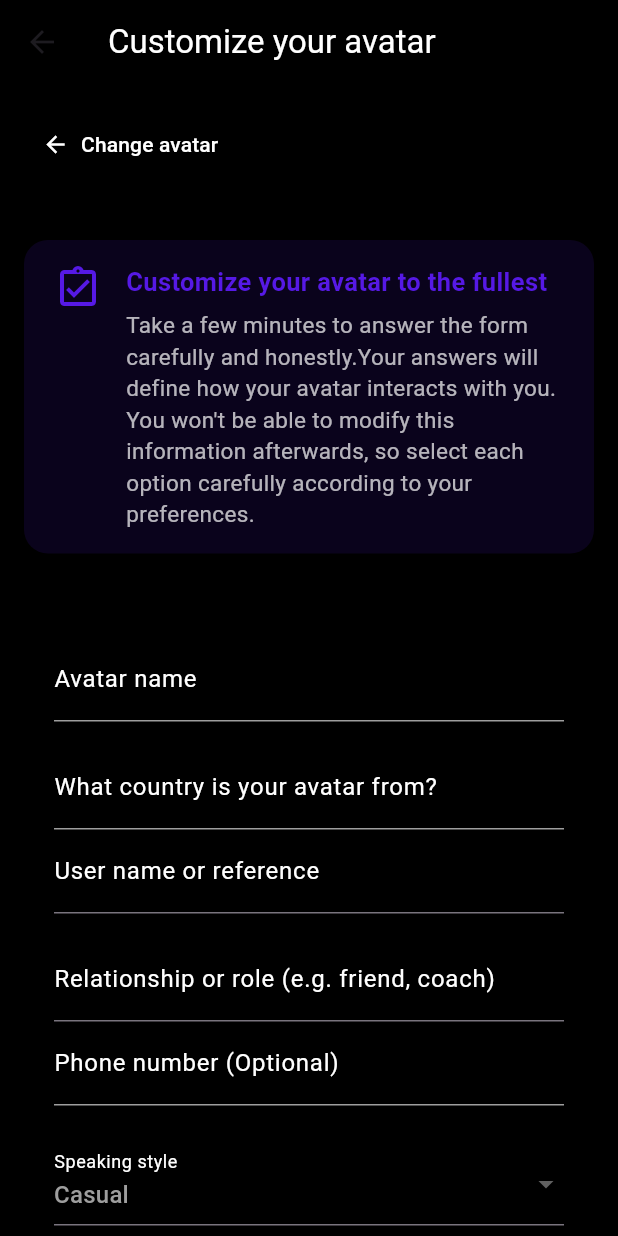
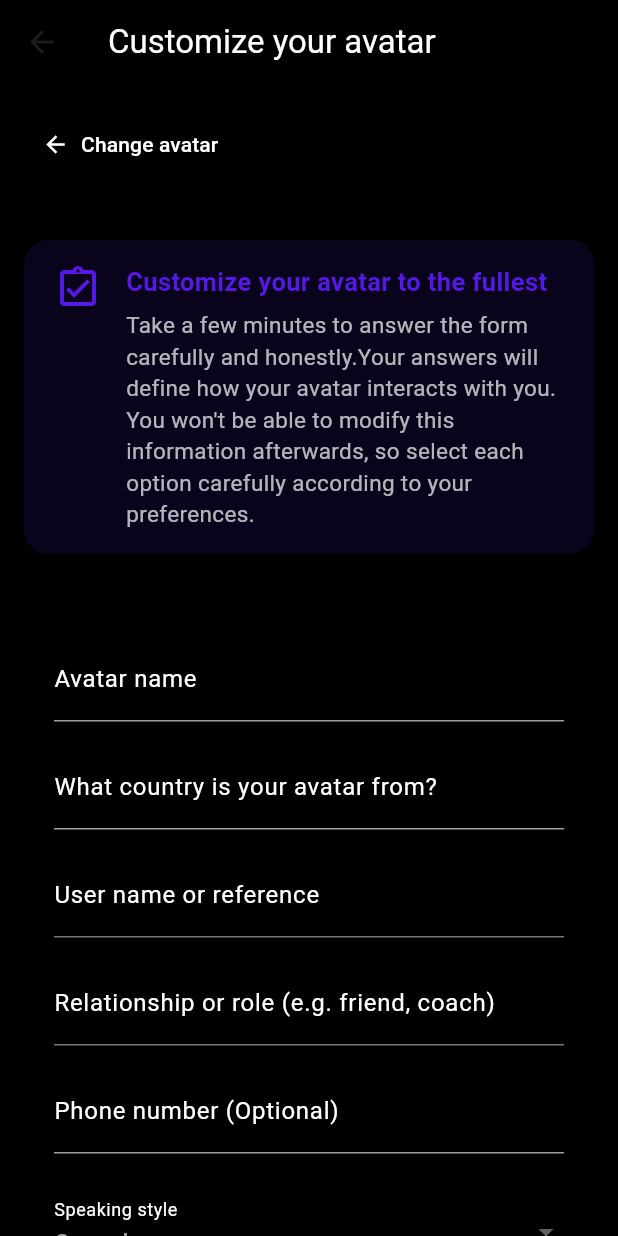
Before and after one commit to Julangar/MINE-Chatbot, a Flutter app: the AvatarPersonalityScreen screen opened by its route, after a tap on "Love of Mine", on a phone screen of 412 x 824 dp. Run offline on Flutter 3.47's test engine with Material 3 defaults, Android fonts, the phone set to English and light mode, and no system bars; our stand-ins replace audioplayers, cloud_firestore, firebase_auth, firebase_core, firebase_storage, google_sign_in and 6 more; missing offline and left inert: file_selector, record; accounts and stored records are empty; Roboto replaces fonts that are missing (NotoSans).

Commit message:
feat: add spacing between form fields for improved layout

```diff
--- a/mine-chat-app/mobile/lib/widgets/avatar_personality_form.dart
+++ b/mine-chat-app/mobile/lib/widgets/avatar_personality_form.dart
@@ -109,6 +109,7 @@ class _AvatarPersonalityFormState extends State<AvatarPersonalityForm> {
               onChanged: (value) => country = value,
               validator: (value) => value!.isEmpty ? t.field_required : null,
             ),
+            const SizedBox(height: 16),
             TextFormField(
               style: const TextStyle(color: Colors.grey),
               decoration: InputDecoration(
@@ -128,6 +129,7 @@ class _AvatarPersonalityFormState extends State<AvatarPersonalityForm> {
               onChanged: (value) => relationshipOrRole = value,
               validator: (value) => value!.isEmpty ? t.field_required : null,
             ),
+            const SizedBox(height: 16),
             TextFormField(
               style: const TextStyle(color: Colors.grey),
               decoration: InputDecoration(
```
